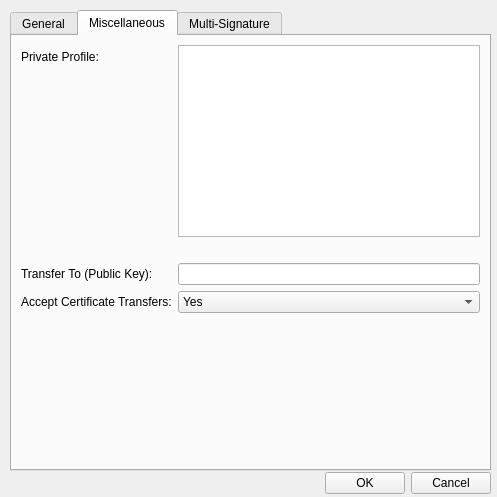
This is src/qt/forms/editaliasdialog.ui in sschepis/syscoin2 as Qt 5 draws it before an edit. The edited form follows.
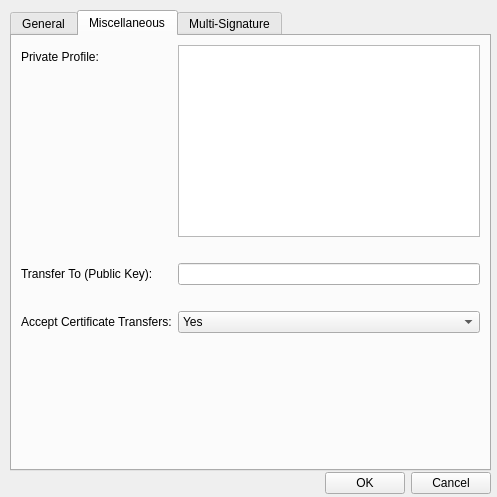
This is the edited form. The open tabs and pages were chosen to show the change. Custom widgets are drawn as their Qt base class.

```diff
--- a/src/qt/forms/editaliasdialog.ui
+++ b/src/qt/forms/editaliasdialog.ui
@@ -194,17 +194,7 @@
      <item row="5" column="1">
       <widget class="QLineEdit" name="transferEdit"/>
      </item>
-     <item row="7" column="1">
-      <widget class="QLabel" name="transferDisclaimer">
-       <property name="text">
-        <string/>
-       </property>
-       <property name="wordWrap">
-        <bool>true</bool>
-       </property>
-      </widget>
-     </item>
-     <item row="8" column="1">
+     <item row="9" column="1">
       <spacer name="verticalSpacer_2">
        <property name="orientation">
         <enum>Qt::Vertical</enum>
@@ -217,7 +207,7 @@
        </property>
       </spacer>
      </item>
-     <item row="6" column="1">
+     <item row="7" column="1">
       <widget class="QComboBox" name="acceptCertTransfersEdit">
        <item>
         <property name="text">
@@ -231,14 +221,24 @@
        </item>
       </widget>
      </item>
-     <item row="6" column="0">
+     <item row="7" column="0">
       <widget class="QLabel" name="label_7">
        <property name="text">
         <string>Accept Certificate Transfers:</string>
        </property>
       </widget>
      </item>
-     <item row="7" column="0">
+     <item row="6" column="1">
+      <widget class="QLabel" name="transferDisclaimer">
+       <property name="text">
+        <string/>
+       </property>
+       <property name="wordWrap">
+        <bool>true</bool>
+       </property>
+      </widget>
+     </item>
+     <item row="8" column="1">
       <widget class="QLabel" name="acceptCertTransfersDisclaimer">
        <property name="text">
         <string/>
```
